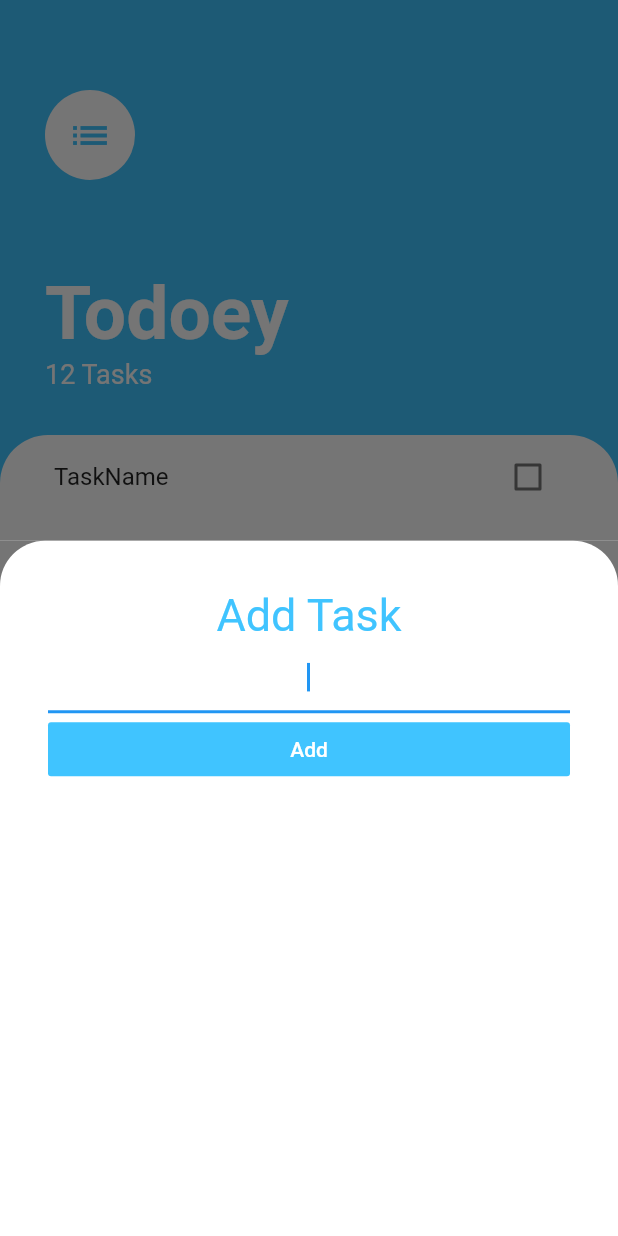
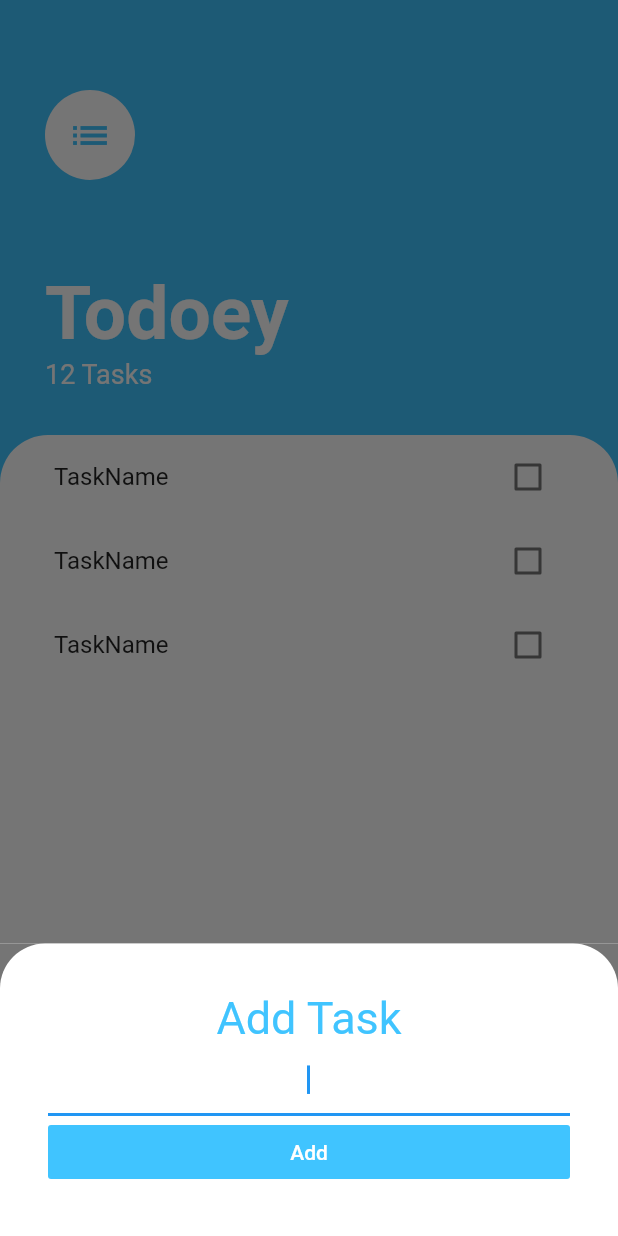
Before and after one commit to abd99/flutter_todo_list, a Flutter app: the screen it shows after launch, after a tap on the "add" icon, on a phone screen of 412 x 824 dp. Run offline on Flutter 3.47's test engine with Material 2 defaults, Android fonts, the phone set to English and light mode, and no system bars.

Commit message:
Separate out TaskCheckbox as a widget

```diff
--- a/lib/screens/tasks_screen.dart
+++ b/lib/screens/tasks_screen.dart
@@ -69,7 +69,14 @@ class TasksScreen extends StatelessWidget {
         onPressed: () {
           showModalBottomSheet(
             context: context,
-            builder: (context) => AddTaskScreen(),
+            isScrollControlled: true,
+            builder: (context) => SingleChildScrollView(
+              child: Container(
+                padding: EdgeInsets.only(
+                    bottom: MediaQuery.of(context).viewInsets.bottom),
+                child: AddTaskScreen(),
+              ),
+            ),
           );
         },
         backgroundColor: Colors.lightBlueAccent,
--- a/lib/widgets/task_tile.dart
+++ b/lib/widgets/task_tile.dart
@@ -1,14 +1,46 @@
 import 'package:flutter/material.dart';
 
-class TaskTile extends StatelessWidget {
+class TaskTile extends StatefulWidget {
+  @override
+  _TaskTileState createState() => _TaskTileState();
+}
+
+class _TaskTileState extends State<TaskTile> {
+  bool isChecked = false;
+
   @override
   Widget build(BuildContext context) {
     return ListTile(
-      title: Text('TaskName'),
-      trailing: Checkbox(
-        value: false,
-        onChanged: (value) {},
+      title: Text(
+        'TaskName',
+        style: TextStyle(
+          decoration: isChecked ? TextDecoration.lineThrough : null,
+        ),
+      ),
+      trailing: TaskCheckbox(
+        checkboxState: isChecked,
+        toggleCheckboxState: (bool checkBoxState) {
+          setState(() {
+            isChecked = checkBoxState;
+          });
+        },
       ),
     );
   }
 }
+
+class TaskCheckbox extends StatelessWidget {
+  final bool checkboxState;
+  final Function toggleCheckboxState;
+
+  const TaskCheckbox({this.checkboxState, this.toggleCheckboxState});
+
+  @override
+  Widget build(BuildContext context) {
+    return Checkbox(
+      activeColor: Colors.lightBlueAccent,
+      value: checkboxState,
+      onChanged: toggleCheckboxState,
+    );
+  }
+}
```
